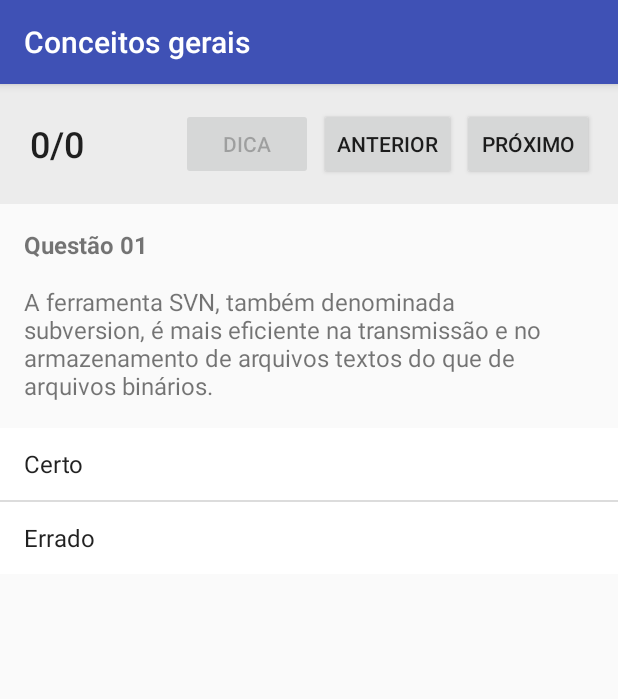
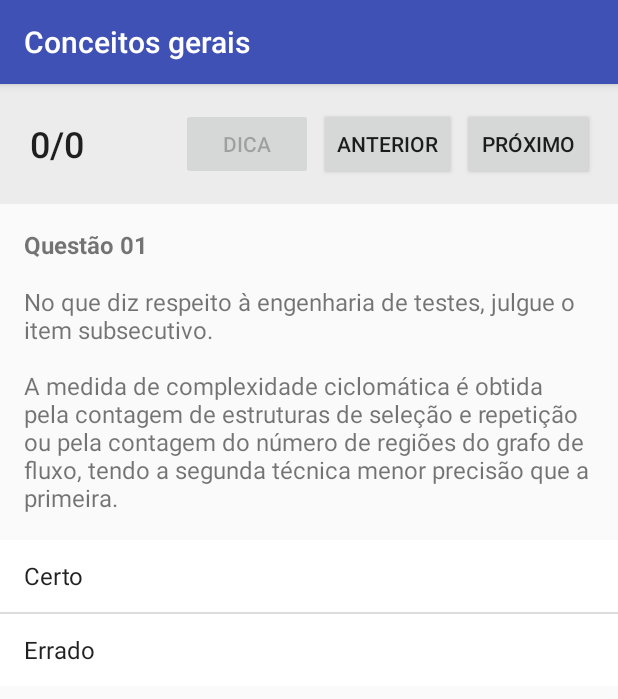
Before and after one commit to ronaldpereira/unit-test-quiz, an Android app: the screen it shows after launch (NewQuestionsActivity before the commit, QuestionsActivity after it), after a tap on "Conceitos gerais", on a phone screen of 412 x 824 dp. Shown: the top 699 px of the screen. Run offline under Robolectric (Android 15) with nearby library versions, the light colour scheme and no system bars.

Commit message:
NewQuestionsActivity -> QuestionsAct.. + tchau svn

```diff
--- a/app/src/main/AndroidManifest.xml
+++ b/app/src/main/AndroidManifest.xml
@@ -8,10 +8,6 @@
         android:label="@string/app_name"
         android:supportsRtl="true"
         android:theme="@style/AppTheme">
-        <activity
-            android:screenOrientation="portrait"
-            android:name="br.ufmg.dcc.unit_test_quiz.QuestionsActivity"
-            />
         <activity
             android:screenOrientation="portrait"
             android:name="br.ufmg.dcc.unit_test_quiz.ModulesActivity"
@@ -25,7 +21,7 @@
         </activity>
         <activity
             android:screenOrientation="portrait"
-            android:name="br.ufmg.dcc.unit_test_quiz.NewQuestionsActivity"
+            android:name="br.ufmg.dcc.unit_test_quiz.QuestionsActivity"
             android:label="@string/title_activity_new_questions"
             android:theme="@style/AppTheme.NoActionBar" />
     </application>
--- a/app/src/main/assets/questions/conceitos_basicos/conceitos_gerais/q43.json
+++ /dev/null
@@ -1 +0,0 @@
-{"title": "No que diz respeito à engenharia de testes, julgue o item subsecutivo.", "text" : "A ferramenta SVN, também denominada subversion, é mais eficiente na transmissão e no armazenamento de arquivos textos do que de arquivos binários.", "options": ["Certo","Errado"], "answer": 1}
--- a/app/src/main/java/br/ufmg/dcc/unit_test_quiz/ModulesActivity.java
+++ b/app/src/main/java/br/ufmg/dcc/unit_test_quiz/ModulesActivity.java
@@ -156,7 +156,7 @@ public class ModulesActivity extends AppCompatActivity {
                 new AdapterView.OnItemClickListener() {
                     @Override
                     public void onItemClick(AdapterView<?> parent, View view, int position, long id) {
-                        Intent intent = new Intent(ModulesActivity.this, NewQuestionsActivity.class);
+                        Intent intent = new Intent(ModulesActivity.this, QuestionsActivity.class);
                         ListItem item = items.get(position);
                         intent.putExtra(QUESTIONS_FILE_PATH, item.questionsFilePath);
                         intent.putExtra(QUESTIONS_ACTIVITY, item.text);
--- a/app/src/main/java/br/ufmg/dcc/unit_test_quiz/NewQuestionsActivity.java
+++ /dev/null
@@ -1,253 +0,0 @@
-package br.ufmg.dcc.unit_test_quiz;
-
-import android.content.Intent;
-import android.content.res.AssetManager;
-import android.os.Bundle;
-import android.os.Handler;
-import android.support.annotation.NonNull;
-import android.support.annotation.Nullable;
-import android.support.v7.app.AppCompatActivity;
-import android.support.v7.widget.Toolbar;
-import android.view.LayoutInflater;
-import android.view.View;
-import android.view.ViewGroup;
-import android.widget.*;
-import dcc.ufmg.br.quizdetestesunidade.R;
-
-import java.io.IOException;
-import java.io.InputStream;
-import java.util.*;
-import java.util.concurrent.atomic.AtomicBoolean;
-
-public class NewQuestionsActivity extends AppCompatActivity {
-    private ListView listView;
-
-    private View header;
-    private Handler handler;
-    private TextView textView;
-    private Button hintButton;
-    private int currentQuestion;
-    private Button progressTextView;
-    private TextView numberTextView;
-    private List<Question> questions;
-    private ArrayList<Integer> answers;
-    private ArrayList<Integer> hints;
-
-    @Override
-    protected void onCreate(Bundle savedInstanceState) {
-        super.onCreate(savedInstanceState);
-        setContentView(R.layout.activity_questions_new);
-        Toolbar toolbar = (Toolbar) findViewById(R.id.toolbar);
-        setSupportActionBar(toolbar);
-
-        handler = new Handler();
-
-        listView = (ListView) findViewById(R.id.list_view);
-
-        Intent intent = getIntent();
-        String questionsPath = intent.getStringExtra(ModulesActivity.QUESTIONS_FILE_PATH);
-        final String questionsActivity = intent.getStringExtra(ModulesActivity.QUESTIONS_ACTIVITY);
-        setTitle(questionsActivity);
-
-        questions = readQuestions(questionsPath);
-
-        answers = new ArrayList<>();
-        hints = new ArrayList<>();
-        for (int i = 0; i < questions.size(); i++) {
-            answers.add(-1);
-            hints.add(-1);
-        }
-
-        currentQuestion = 0;
-
-        LayoutInflater inflater = getLayoutInflater();
-        header = (View) inflater.inflate(R.layout.question_header, listView, false);
-
-        numberTextView = (TextView) header.findViewById(R.id.question_number_text_view);
-
-        progressTextView = (Button) header.findViewById(R.id.progress_text_button);
-
-        hintButton = (Button) header.findViewById(R.id.hint_button);
-
-        hintButton.setOnClickListener(new View.OnClickListener() {
-            @Override
-            public void onClick(View view) {
-                giveAHint();
-            }
-        });
-
-        ((Button) header.findViewById(R.id.next_button)).setOnClickListener(new View.OnClickListener() {
-            @Override
-            public void onClick(View view) {
-                currentQuestion = (currentQuestion + 1) % questions.size();
-                updateQuestion();
-
-                cancel.set(true);
-                cancel = new AtomicBoolean();
-            }
-        });
-
-        ((Button) header.findViewById(R.id.previous_button)).setOnClickListener(new View.OnClickListener() {
-            @Override
-            public void onClick(View view) {
-                currentQuestion--;
-                currentQuestion = currentQuestion == -1 ? questions.size() - 1 : currentQuestion;
-                updateQuestion();
-
-                cancel.set(true);
-                cancel = new AtomicBoolean();
-            }
-        });
-
-        textView = (TextView) header.findViewById(R.id.text_view);
-
-        listView.addHeaderView(header, null, false);
-        updateQuestion();
-    }
-
-    private void giveAHint() {
-        ArrayList<Integer> possibleHints = new ArrayList<>();
-
-        for (int i = 0; i < questions.get(currentQuestion).getOptions().size(); i++) {
-            if (questions.get(currentQuestion).getAnswer() != i) possibleHints.add(i);
-        }
-
-        int hintIndex = Math.abs(new Random().nextInt()) % possibleHints.size();
-        hints.set(currentQuestion, possibleHints.get(hintIndex));
-        updateQuestion();
-    }
-
-    private void updateQuestion() {
-        numberTextView.setText(String.format("Questão %02d", currentQuestion + 1));
-
-        int correct = 0;
-        int answered = 0;
-
-        for (int i = 0; i < questions.size(); i++) {
-            if (answers.get(i) != -1) {
-                if (answers.get(i) == questions.get(i).getAnswer()) correct++;
-                answered++;
-            }
-        }
-
-        if (answers.get(currentQuestion) != -1 ||
-                questions.get(currentQuestion).getOptions().size() < 3 ||
-                hints.get(currentQuestion) != - 1) {
-            hintButton.setEnabled(false);
-        } else {
-            hintButton.setEnabled(true);
-        }
-
-        progressTextView.setText(String.format("%d/%d", correct, answered));
-
-        textView.setText(questions.get(currentQuestion).getText());
-
-        final int correctAnswer = questions.get(currentQuestion).getAnswer();
-
-        //listView.setEnabled(answers.get(currentQuestion) == -1);
-
-        ArrayList<String> options = questions.get(currentQuestion).getOptions();
-        for (int i = 0; i < options.size(); i++) {
-            String s = options.get(i);
-            options.set(i, s.substring(0, 1).toUpperCase() + s.substring(1));
-
-        }
-
-        listView.setAdapter(new ArrayAdapter<String>(
-                this, android.R.layout.simple_list_item_1, options
-        ) {
-
-            @NonNull
-            @Override
-            public View getView(int position, @Nullable View convertView, @NonNull ViewGroup parent) {
-                View view = super.getView(position, convertView, parent);
-                view.setBackgroundColor(getColor(android.R.color.background_light));
-
-                if (answers.get(currentQuestion) != -1) {
-                    if (position == correctAnswer) {
-                        view.setBackgroundColor(getColor(android.R.color.holo_green_light));
-                    } else if (position == answers.get(currentQuestion)) {
-                        view.setBackgroundColor(getColor(android.R.color.holo_red_light));
-                    }
-                }
-                if (position == hints.get(currentQuestion)) {
-                    view.setBackgroundColor(getColor(android.R.color.holo_orange_light));
-                }
-
-                return view;
-            }
-
-            @Override
-            public boolean isEnabled(int position) {
-                if (position < hints.size() && hints.get(position) != -1) return false;
-                if (answers.get(currentQuestion) != -1) return false;
-                return super.isEnabled(position);
-            }
-        });
-
-
-        listView.setOnItemClickListener(new AdapterView.OnItemClickListener() {
-            @Override
-            public void onItemClick(AdapterView<?> adapterView, View view, int i, long l) {
-                int index = (int) l;
-                answers.set(currentQuestion, index);
-                updateQuestion();
-
-                final AtomicBoolean cancelCopy = cancel;
-                cancelCopy.set(false);
-
-                handler.postDelayed(new Runnable() {
-                    @Override
-                    public void run() {
-                        if (!cancelCopy.get()) nextUnanswered();
-                    }
-                }, 3000);
-            }
-        });
-
-    }
-
-    private AtomicBoolean cancel = new AtomicBoolean();
-
-    private void nextUnanswered() {
-        for (int i = 1; i <= questions.size(); i++) {
-            int j = (currentQuestion + i) % questions.size();
-            if (answers.get(j) == -1) {
-                currentQuestion = j;
-                updateQuestion();
-                break;
-            }
-        }
-    }
-
-    private List<Question> readQuestions(String path) {
-        AssetManager assets = getAssets();
-        List<String> files = new ArrayList<>();
-
-        try {
-            files.addAll(Arrays.asList(assets.list(path)));
-        } catch (IOException e) {
-            e.printStackTrace();
-            System.exit(1);
-        }
-        Collections.sort(files);
-
-        List<Question> questions = new ArrayList<>();
-
-        for (String fileName : files) {
-            try {
-
-                InputStream inputStream = assets.open(
-                        String.format("%s/%s", path, fileName)
-                );
-                questions.add(new Question(inputStream));
-            } catch (Exception e) {
-                e.printStackTrace();
-                System.exit(1);
-            }
-        }
-
-        return questions;
-    }
-
-}
--- a/app/src/main/res/layout/activity_questions_new.xml
+++ /dev/null
@@ -1,31 +0,0 @@
-<?xml version="1.0" encoding="utf-8"?>
-<RelativeLayout xmlns:android="http://schemas.android.com/apk/res/android"
-    xmlns:app="http://schemas.android.com/apk/res-auto"
-    xmlns:tools="http://schemas.android.com/tools"
-    android:layout_width="match_parent"
-    android:layout_height="match_parent"
-    tools:context=".NewQuestionsActivity">
-
-    <android.support.design.widget.AppBarLayout
-        android:id="@+id/app_bar"
-        android:layout_width="match_parent"
-        android:layout_height="wrap_content"
-        android:theme="@style/AppTheme.AppBarOverlay">
-
-        <android.support.v7.widget.Toolbar
-            android:id="@+id/toolbar"
-            android:layout_width="match_parent"
-            android:layout_height="?attr/actionBarSize"
-            android:background="?attr/colorPrimary"
-            app:popupTheme="@style/AppTheme.PopupOverlay" />
-
-    </android.support.design.widget.AppBarLayout>
-
-    <ListView
-        android:layout_below="@id/app_bar"
-        android:id="@+id/list_view"
-        android:layout_width="match_parent"
-        android:layout_height="wrap_content" />
-
-
-</RelativeLayout>
```
Also changed, not shown: app/src/main/java/br/ufmg/dcc/unit_test_quiz/QuestionsActivity.java (+217 -111 lines), app/src/main/res/layout/activity_questions.xml (+13 -51 lines), app/src/main/res/layout/content_new_questions.xml (deleted, +0 -11 lines).
